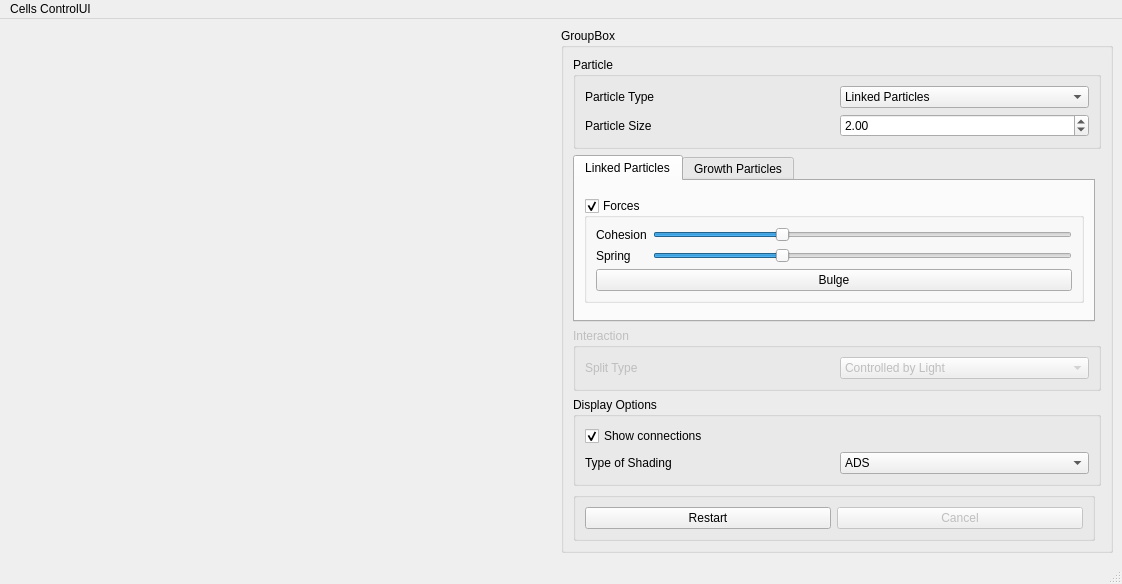
Old version of the form ui/GUI.ui in the repository eulersson/CellGrowth.
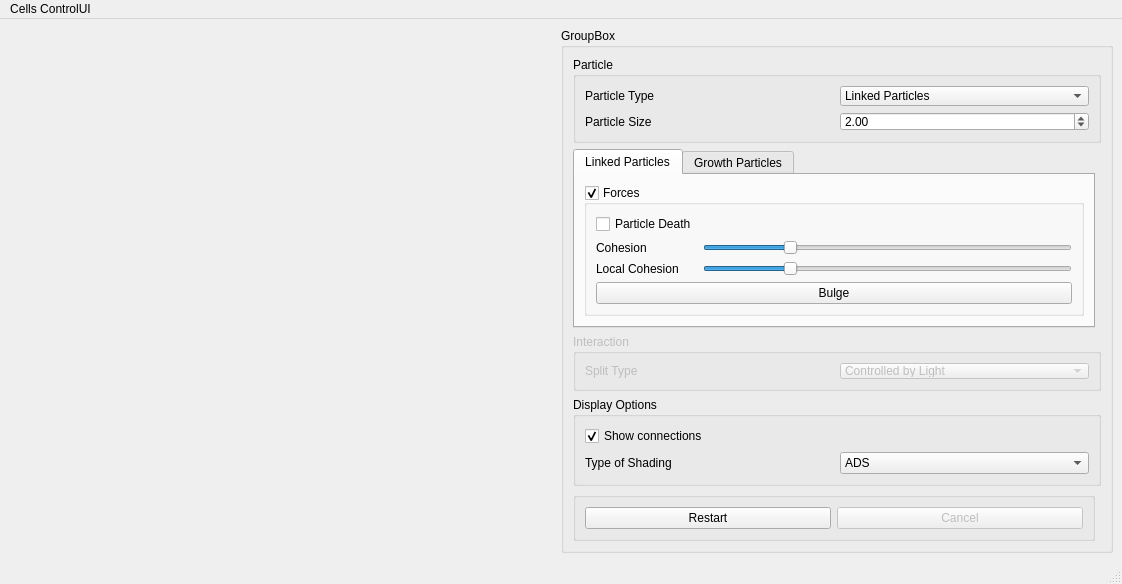
New version of the form.

Commit message: Local Cohesion added. Particles move towards light. Can change the cohesion and local cohesion factor to get different results. UI fixed accordingly. Added particle life, to have another option. Fixed UI accordingly. Bulge function disabled when particle death is on.

```diff
--- a/ui/GUI.ui
+++ b/ui/GUI.ui
@@ -83,47 +83,84 @@
               <bool>true</bool>
              </property>
              <layout class="QGridLayout" name="gridLayout_5">
-              <item row="0" column="0">
+              <item row="1" column="0">
                <widget class="QLabel" name="label_3">
                 <property name="text">
                  <string>Cohesion</string>
                 </property>
                </widget>
               </item>
-              <item row="0" column="1">
-               <widget class="QSlider" name="m_LP_cohesion">
-                <property name="value">
-                 <number>30</number>
-                </property>
-                <property name="orientation">
-                 <enum>Qt::Horizontal</enum>
-                </property>
-               </widget>
-              </item>
               <item row="1" column="1">
-               <widget class="QSlider" name="m_LP_spring">
+               <widget class="QSlider" name="m_LP_cohesion">
+                <property name="autoFillBackground">
+                 <bool>false</bool>
+                </property>
+                <property name="minimum">
+                 <number>10</number>
+                </property>
+                <property name="maximum">
+                 <number>99</number>
+                </property>
                 <property name="value">
                  <number>30</number>
                 </property>
                 <property name="orientation">
                  <enum>Qt::Horizontal</enum>
                 </property>
+                <property name="invertedAppearance">
+                 <bool>false</bool>
+                </property>
+                <property name="invertedControls">
+                 <bool>false</bool>
+                </property>
                </widget>
               </item>
-              <item row="1" column="0">
+              <item row="2" column="1">
+               <widget class="QSlider" name="m_LP_localCohesion">
+                <property name="autoFillBackground">
+                 <bool>false</bool>
+                </property>
+                <property name="minimum">
+                 <number>10</number>
+                </property>
+                <property name="maximum">
+                 <number>99</number>
+                </property>
+                <property name="value">
+                 <number>30</number>
+                </property>
+                <property name="orientation">
+                 <enum>Qt::Horizontal</enum>
+                </property>
+                <property name="invertedAppearance">
+                 <bool>false</bool>
+                </property>
+                <property name="invertedControls">
+                 <bool>false</bool>
+                </property>
+               </widget>
+              </item>
+              <item row="2" column="0">
                <widget class="QLabel" name="label_4">
                 <property name="text">
-                 <string>Spring</string>
+                 <string>Local Cohesion</string>
                 </property>
                </widget>
               </item>
-              <item row="2" column="0" colspan="2">
+              <item row="3" column="0" colspan="2">
                <widget class="QPushButton" name="LP_bulge">
                 <property name="text">
                  <string>Bulge</string>
                 </property>
                </widget>
               </item>
+              <item row="0" column="0">
+               <widget class="QCheckBox" name="m_LP_particleDeath">
+                <property name="text">
+                 <string>Particle Death</string>
+                </property>
+               </widget>
+              </item>
              </layout>
             </widget>
            </item>
```
The commit also changes 12 other files.
